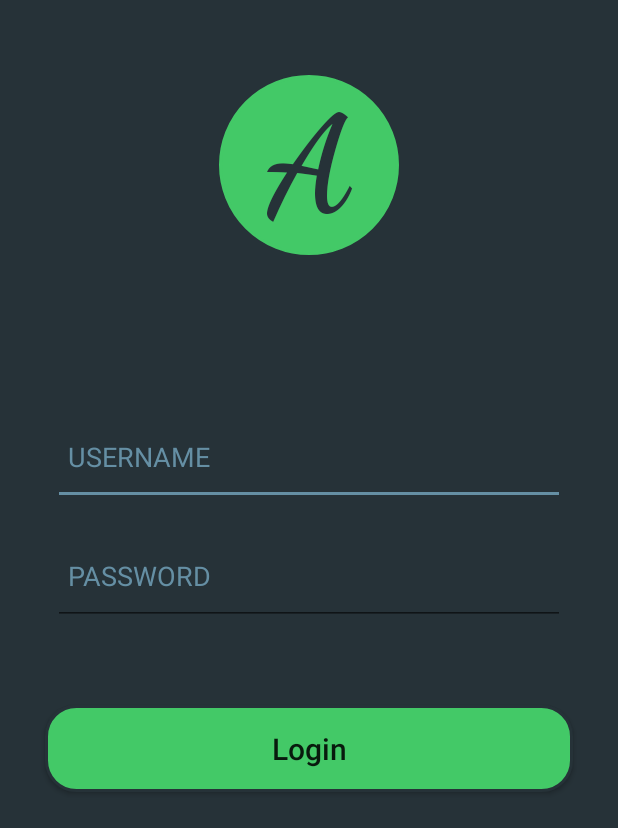
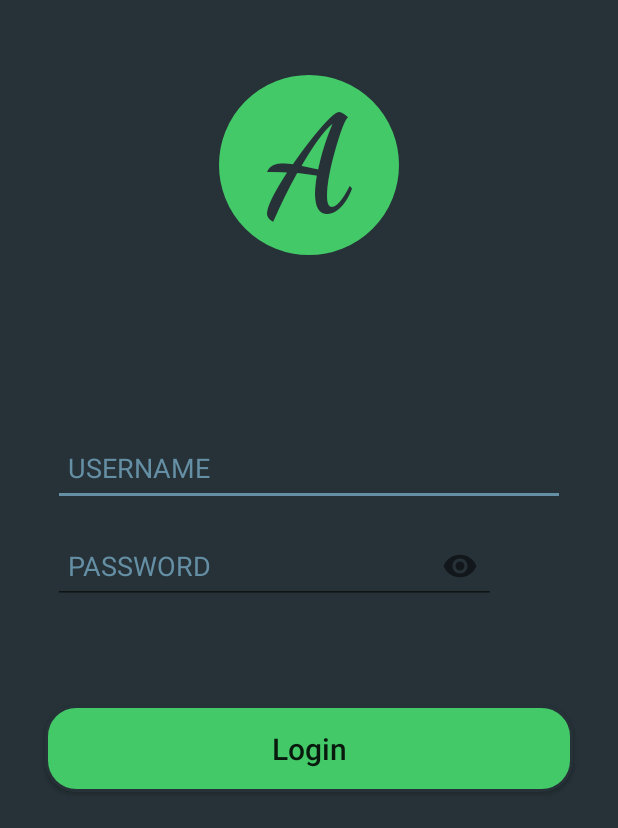
Before and after one commit to codex-iter/AWOL, an Android app: the screen it shows after launch (MainActivity), on a phone screen of 412 x 824 dp. Shown: the top 828 px of the screen. Run offline under Robolectric (Android 15) with nearby library versions, the phone set to English and light mode, and no system bars.

Commit message:
Update activity_main.xml

```diff
--- a/app/src/main/res/layout/activity_main.xml
+++ b/app/src/main/res/layout/activity_main.xml
@@ -46,20 +46,31 @@
         android:focusedByDefault="true"
         android:fontFamily="sans-serif"
         android:layout_marginHorizontal="35dp" />
+
+        <android.support.design.widget.TextInputLayout
+            android:id="@+id/password_visibility"
+            android:layout_width="295dp"
+            android:layout_height="50dp"
+            android:layout_marginLeft="35dp"
+            android:layout_marginTop="15dp"
+            app:hintEnabled="false"
+            app:passwordToggleEnabled="true">
+
             <EditText
                 android:id="@+id/pass"
                 android:layout_width="match_parent"
-        android:layout_height="0dp"
+                android:layout_height="match_parent"
                 android:layout_weight="1.1"
+                android:hint="PASSWORD"
+                android:focusedByDefault="true"
+                android:fontFamily="sans-serif"
                 android:inputType="textPassword"
-        android:maxLines="1"
-        android:hint="PASSWORD"
                 android:paddingHorizontal="10dp"
-        android:fontFamily="sans-serif"
-        android:textColorHint="@color/colorAccent"
-        android:layout_marginTop="15dp"
                 android:textColor="@color/colorAccent"
-        android:layout_marginHorizontal="35dp"/>
+                android:textColorHint="@color/colorAccent" />
+
+        </android.support.design.widget.TextInputLayout>
+
     </LinearLayout>
     <Button
         android:id="@+id/btn"
```
Lines whose indentation alone changed are shown as unchanged.
